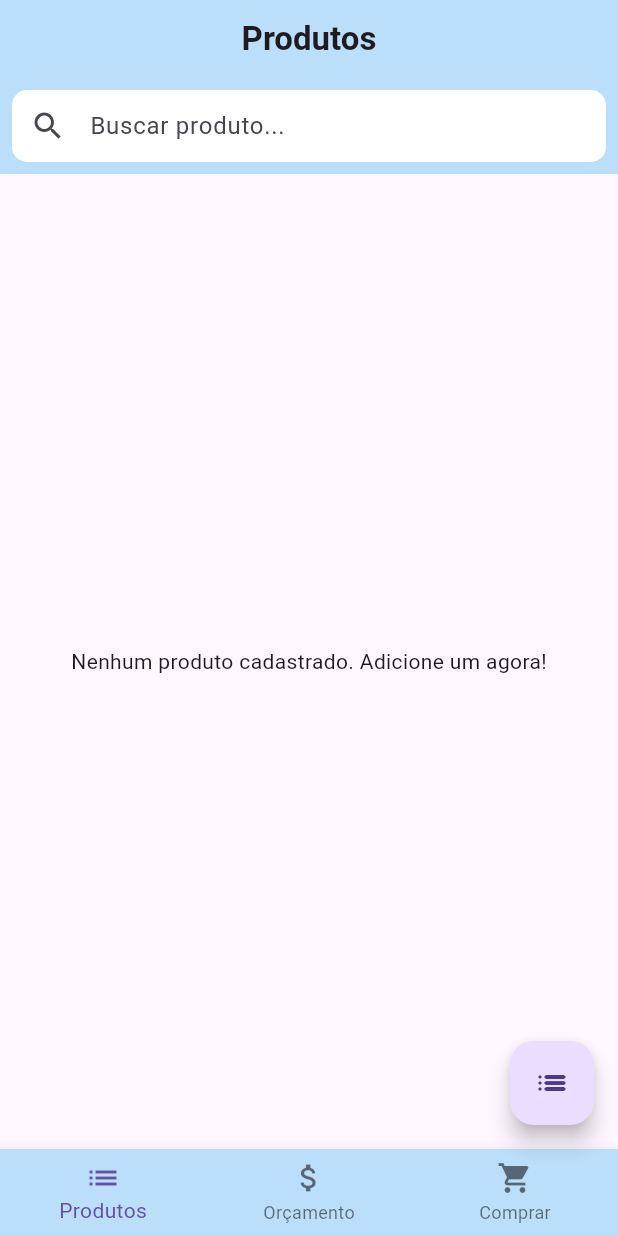
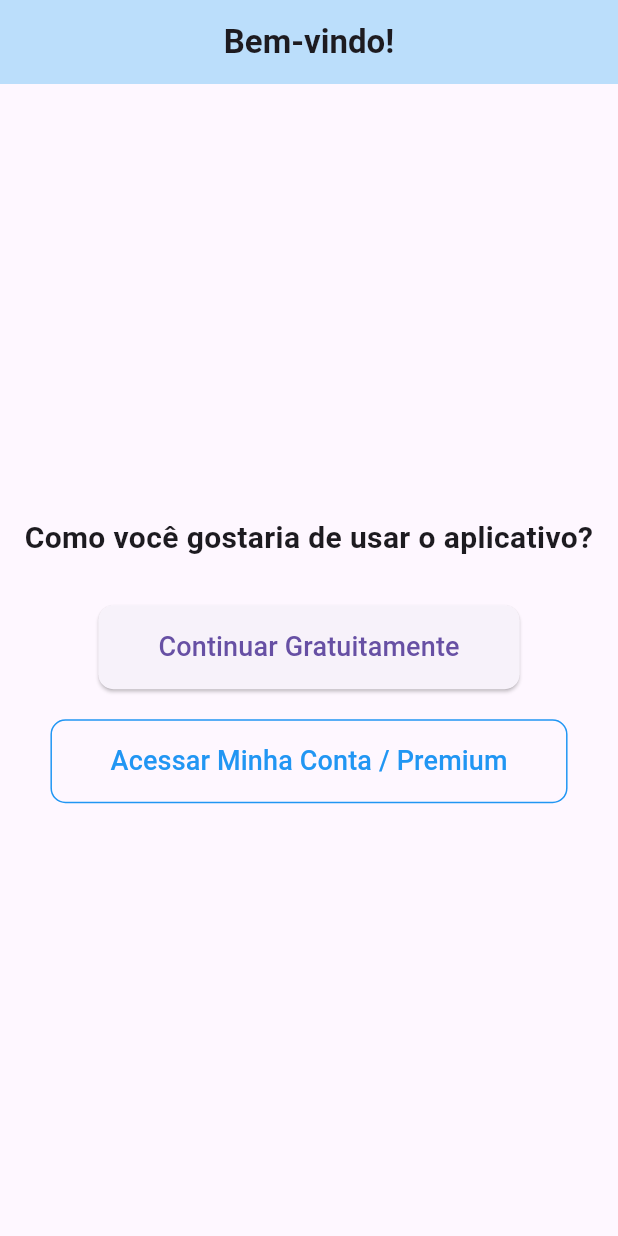
Before and after one commit to ReinaldoLinhares96/lista_compras, a Flutter app: the screen it shows after launch, on a phone screen of 412 x 824 dp. Run offline on Flutter 3.47's test engine with Material 3 defaults, Android fonts, the phone set to English and light mode, and no system bars; our stand-ins replace firebase_auth, firebase_core, google_mobile_ads, google_sign_in, hive, hive_flutter and 1 more; accounts and stored records are empty.

Commit message:
feat: autenticação de usuário via Firebase Authentication 1

```diff
--- a/lib/main.dart
+++ b/lib/main.dart
@@ -15,12 +15,16 @@ import 'package:lista_compras/data/models/compra_status_model.dart';
 import 'package:lista_compras/data/repositories/compra_status_repository.dart';
 import 'package:lista_compras/data/repositories/orcamento_repository.dart';
 
-// Importe a ProductListPage como a página inicial
-import 'package:lista_compras/presentation/pages/product_list_page.dart'; // CORREÇÃO AQUI
+// Importe a WelcomeScreen como a página inicial
+import 'package:lista_compras/presentation/pages/welcome_screen.dart';
 
 import 'package:flutter_localizations/flutter_localizations.dart';
 
 import 'package:google_mobile_ads/google_mobile_ads.dart';
+
+// Firebase Imports
+import 'package:firebase_core/firebase_core.dart';
+import 'package:lista_compras/utils/firebase_options.dart';
 
 void main() async {
   WidgetsFlutterBinding.ensureInitialized();
@@ -28,6 +32,11 @@ void main() async {
   await MobileAds.instance.initialize();
 
   await Hive.initFlutter();
+
+  // Inicializa o Firebase Core
+  await Firebase.initializeApp(
+    options: DefaultFirebaseOptions.currentPlatform, // Usa o arquivo gerado
+  );
 
   // Registre todos os adaptadores gerados
   Hive.registerAdapter(ProdutoModelAdapter());
@@ -46,6 +55,9 @@ void main() async {
   await Hive.openBox<ItemCompraModel>('itensCompraBox');
   await Hive.openBox<CompraStatusModel>('compraStatusBox');
   await Hive.openBox<double>('orcamentoBox'); // Caixa para o valor do orçamento
+  await Hive.openBox<int>(
+    'adCounterBox',
+  ); // Abrir a caixa do contador de anúncios
 
   // Inicialização de repositórios que ainda gerenciam dados padrão.
   await CompraStatusRepository().initializeDefaultCompraStatus();
@@ -71,8 +83,7 @@ class MyApp extends StatelessWidget {
         GlobalCupertinoLocalizations.delegate,
       ],
       supportedLocales: const [Locale('pt', 'BR'), Locale('en', 'US')],
-      home:
-          const ProductListPage(), // CORREÇÃO AQUI: Define ProductListPage como home
+      home: const WelcomeScreen(),
     );
   }
 }
--- /dev/null
+++ b/lib/presentation/pages/welcome_screen.dart
@@ -0,0 +1,134 @@
+// ignore_for_file: use_build_context_synchronously
+
+import 'package:flutter/material.dart';
+import 'package:firebase_auth/firebase_auth.dart';
+import 'package:lista_compras/presentation/pages/product_list_page.dart'; // Seu app principal
+import 'package:lista_compras/presentation/pages/auth_screen.dart'; // Criaremos esta tela
+
+class WelcomeScreen extends StatefulWidget {
+  const WelcomeScreen({super.key});
+
+  @override
+  State<WelcomeScreen> createState() => _WelcomeScreenState();
+}
+
+class _WelcomeScreenState extends State<WelcomeScreen> {
+  @override
+  Widget build(BuildContext context) {
+    // Usar StreamBuilder para ouvir o estado de autenticação do Firebase
+    return StreamBuilder<User?>(
+      stream: FirebaseAuth.instance.authStateChanges(),
+      builder: (context, snapshot) {
+        if (snapshot.connectionState == ConnectionState.waiting) {
+          return const Scaffold(
+            body: Center(
+              child:
+                  CircularProgressIndicator(), // Mostra carregamento enquanto verifica o login
+            ),
+          );
+        }
+        if (snapshot.hasData && snapshot.data != null) {
+          // Usuário está logado (pode ser anônimo, ou com conta)
+          // Aqui você pode decidir se vai para a ProductListPage (seu app principal)
+          // ou para uma tela intermediária se precisar verificar o status Premium
+          return const ProductListPage(); // Direciona para o app principal
+        } else {
+          // Usuário não está logado
+          // Oferece a escolha entre Gratuito e Pago/Login
+          return Scaffold(
+            appBar: AppBar(
+              title: const Text(
+                'Bem-vindo!',
+                style: TextStyle(fontWeight: FontWeight.bold),
+              ),
+              centerTitle: true,
+              backgroundColor: Colors.blue.shade100,
+            ),
+            body: Center(
+              child: Column(
+                mainAxisAlignment: MainAxisAlignment.center,
+                children: [
+                  const Text(
+                    'Como você gostaria de usar o aplicativo?',
+                    style: TextStyle(fontSize: 20, fontWeight: FontWeight.bold),
+                    textAlign: TextAlign.center,
+                  ),
+                  const SizedBox(height: 30),
+                  ElevatedButton(
+                    onPressed: () {
+                      // Login anônimo para usuários "gratuitos"
+                      _signInAnonymously(context);
+                    },
+                    style: ElevatedButton.styleFrom(
+                      padding: const EdgeInsets.symmetric(
+                        horizontal: 40,
+                        vertical: 15,
+                      ),
+                      shape: RoundedRectangleBorder(
+                        borderRadius: BorderRadius.circular(10),
+                      ),
+                    ),
+                    child: const Text(
+                      'Continuar Gratuitamente',
+                      style: TextStyle(fontSize: 18),
+                    ),
+                  ),
+                  const SizedBox(height: 20),
+                  OutlinedButton(
+                    onPressed: () {
+                      // Leva para a tela de Login/Criação de Conta para usuários "pagos"
+                      Navigator.push(
+                        context,
+                        MaterialPageRoute(
+                          builder: (context) => const AuthScreen(),
+                        ),
+                      );
+                    },
+                    style: OutlinedButton.styleFrom(
+                      padding: const EdgeInsets.symmetric(
+                        horizontal: 40,
+                        vertical: 15,
+                      ),
+                      shape: RoundedRectangleBorder(
+                        borderRadius: BorderRadius.circular(10),
+                      ),
+                      side: const BorderSide(color: Colors.blue),
+                    ),
+                    child: const Text(
+                      'Acessar Minha Conta / Premium',
+                      style: TextStyle(fontSize: 18, color: Colors.blue),
+                    ),
+                  ),
+                ],
+              ),
+            ),
+          );
+        }
+      },
+    );
+  }
+
+  Future<void> _signInAnonymously(BuildContext context) async {
+    try {
+      await FirebaseAuth.instance.signInAnonymously();
+      // Se o login anônimo for bem-sucedido, o StreamBuilder no build
+      // irá detectar a mudança e redirecionar para ProductListPage.
+    } on FirebaseAuthException catch (e) {
+      if (e.code == 'operation-not-allowed') {
+        ScaffoldMessenger.of(context).showSnackBar(
+          const SnackBar(
+            content: Text('Login anônimo não habilitado no Firebase.'),
+          ),
+        );
+      } else {
+        ScaffoldMessenger.of(context).showSnackBar(
+          SnackBar(content: Text('Erro ao entrar anonimamente: ${e.message}')),
+        );
+      }
+    } catch (e) {
+      ScaffoldMessenger.of(
+        context,
+      ).showSnackBar(SnackBar(content: Text('Erro inesperado: $e')));
+    }
+  }
+}
```
Also changed, not shown: lib/presentation/pages/auth_screen.dart (added, +169 -0 lines), lib/presentation/pages/create_account_screen.dart (added, +104 -0 lines), pubspec.yaml (+68 -77 lines), lib/utils/firebase_options.dart (added), pubspec.lock, 6 other files.
